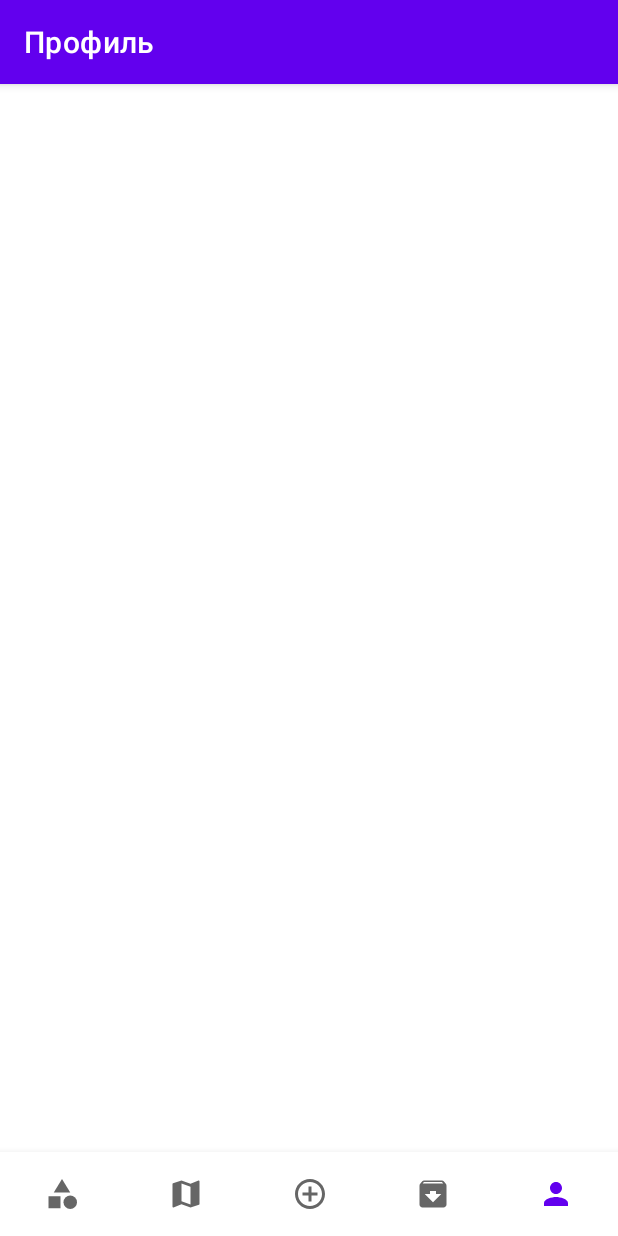
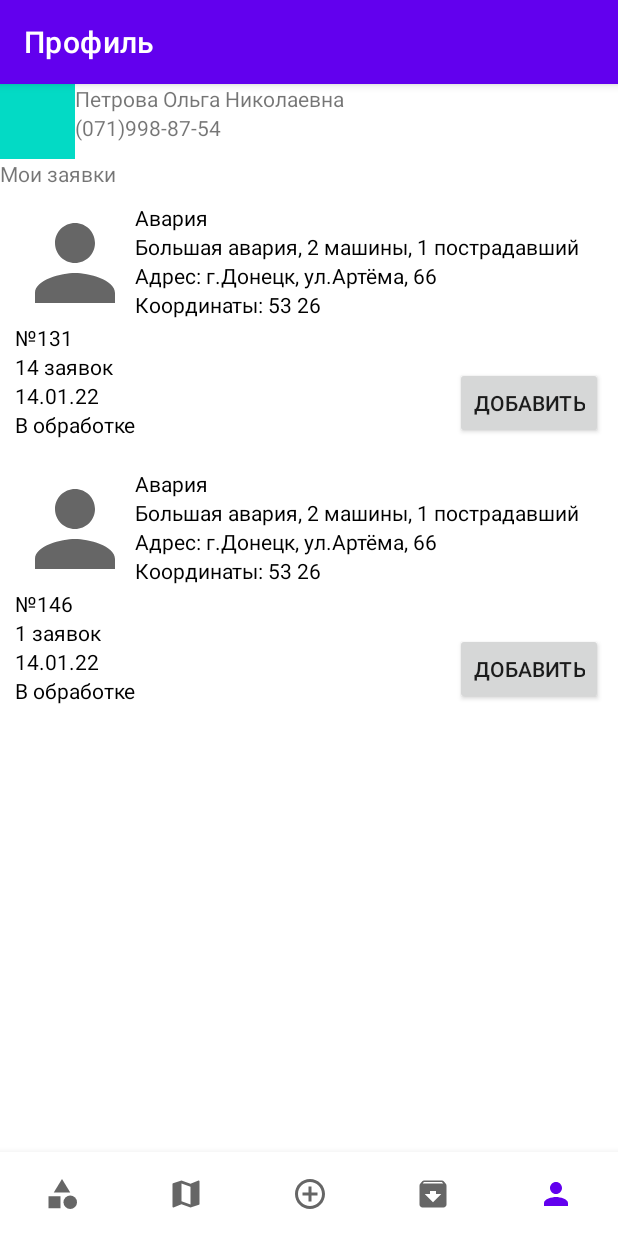
Before and after one commit to Zellka/PeoplesControl, an Android app: the ProfileFragment screen opened through its navigation route, on a phone screen of 412 x 824 dp. Run offline under Robolectric (Android 15) with nearby library versions, the phone set to English and light mode, and no system bars; our stand-ins replace navigation-ui.

Commit message:
Update ProfileFragment.kt

```diff
--- a/app/src/main/java/com/example/peoplesontrol/ui/view/main/ProfileFragment.kt
+++ b/app/src/main/java/com/example/peoplesontrol/ui/view/main/ProfileFragment.kt
@@ -5,14 +5,67 @@ import androidx.fragment.app.Fragment
 import android.view.LayoutInflater
 import android.view.View
 import android.view.ViewGroup
+import androidx.navigation.fragment.findNavController
+import androidx.recyclerview.widget.LinearLayoutManager
 import com.example.peoplesontrol.R
+import com.example.peoplesontrol.data.model.Appeal
+import com.example.peoplesontrol.databinding.FragmentProfileBinding
+import com.example.peoplesontrol.ui.adapter.AppealAdapter
 
 class ProfileFragment : Fragment() {
+
+    private var _binding: FragmentProfileBinding? = null
+    private val binding get() = _binding!!
+
+    private lateinit var adapter: AppealAdapter
 
     override fun onCreateView(
         inflater: LayoutInflater, container: ViewGroup?,
         savedInstanceState: Bundle?
-    ): View? {
-        return inflater.inflate(R.layout.fragment_profile, container, false)
+    ): View {
+        _binding = FragmentProfileBinding.inflate(inflater, container, false)
+        return binding.root
+    }
+
+    override fun onViewCreated(view: View, savedInstanceState: Bundle?) {
+        val list = listOf(
+            Appeal(
+                131,
+                "Петрова Ольга Николаевна",
+                "Авария",
+                "г.Донецк, ул.Артёма, 66",
+                "53",
+                "26",
+                "В обработке",
+                "",
+                "14.01.22",
+                "Большая авария, 2 машины, 1 пострадавший",
+                0,
+                14
+            ),
+            Appeal(
+                146,
+                "Петрова Ольга Николаевна",
+                "Авария",
+                "г.Донецк, ул.Артёма, 66",
+                "53",
+                "26",
+                "В обработке",
+                "",
+                "14.01.22",
+                "Большая авария, 2 машины, 1 пострадавший",
+                4,
+                1
+            )
+        )
+
+        binding.rvAppeals.layoutManager = LinearLayoutManager(this.requireContext())
+        adapter = AppealAdapter { appeal: Appeal -> showAppeal(appeal) }
+        adapter.setData(list)
+        binding.rvAppeals.adapter = adapter
+    }
+
+    private fun showAppeal(appeal: Appeal) {
+        findNavController().navigate(R.id.action_profileFragment_to_appealFragment)
     }
 }
--- a/app/src/main/res/layout/fragment_profile.xml
+++ b/app/src/main/res/layout/fragment_profile.xml
@@ -1,8 +1,50 @@
 <?xml version="1.0" encoding="utf-8"?>
-<FrameLayout xmlns:android="http://schemas.android.com/apk/res/android"
+<androidx.constraintlayout.widget.ConstraintLayout xmlns:android="http://schemas.android.com/apk/res/android"
+    xmlns:app="http://schemas.android.com/apk/res-auto"
     xmlns:tools="http://schemas.android.com/tools"
     android:layout_width="match_parent"
     android:layout_height="match_parent"
     tools:context=".ui.view.main.ProfileFragment">
 
-</FrameLayout>
+    <ImageView
+        android:id="@+id/user_photo"
+        android:layout_width="50dp"
+        android:layout_height="50dp"
+        android:src="@color/teal_200"
+        tools:ignore="MissingConstraints" />
+
+    <TextView
+        android:id="@+id/user_name"
+        android:layout_width="wrap_content"
+        android:layout_height="wrap_content"
+        android:text="Петрова Ольга Николаевна"
+        app:layout_constraintLeft_toRightOf="@+id/user_photo"
+        tools:ignore="MissingConstraints" />
+
+    <TextView
+        android:id="@+id/user_number"
+        android:layout_width="wrap_content"
+        android:layout_height="wrap_content"
+        android:text="(071)998-87-54"
+        app:layout_constraintLeft_toRightOf="@+id/user_photo"
+        app:layout_constraintTop_toBottomOf="@+id/user_name"
+        tools:ignore="MissingConstraints" />
+
+    <TextView
+        android:id="@+id/title_appeals"
+        android:layout_width="wrap_content"
+        android:layout_height="wrap_content"
+        android:text="@string/title_my_appeals"
+        app:layout_constraintTop_toBottomOf="@+id/user_photo"
+        tools:ignore="MissingConstraints" />
+
+    <androidx.recyclerview.widget.RecyclerView
+        android:id="@+id/rv_appeals"
+        android:layout_width="match_parent"
+        android:layout_height="wrap_content"
+        android:orientation="vertical"
+        app:layoutManager="androidx.recyclerview.widget.LinearLayoutManager"
+        app:layout_constraintTop_toBottomOf="@+id/title_appeals"
+        tools:listitem="@layout/item_appeal" />
+
+</androidx.constraintlayout.widget.ConstraintLayout>
--- a/app/src/main/res/navigation/mobile_navigation.xml
+++ b/app/src/main/res/navigation/mobile_navigation.xml
@@ -48,11 +48,19 @@
         android:id="@+id/navigation_archive"
         android:name="com.example.peoplesontrol.ui.view.main.ArchiveFragment"
         android:label="@string/title_archive"
-        tools:layout="@layout/fragment_archive" />
+        tools:layout="@layout/fragment_archive">
+        <action
+            android:id="@+id/action_archiveFragment_to_appealFragment"
+            app:destination="@id/navigation_appeal" />
+    </fragment>
 
     <fragment
         android:id="@+id/navigation_profile"
         android:name="com.example.peoplesontrol.ui.view.main.ProfileFragment"
         android:label="@string/title_profile"
-        tools:layout="@layout/fragment_profile" />
+        tools:layout="@layout/fragment_profile">
+        <action
+            android:id="@+id/action_profileFragment_to_appealFragment"
+            app:destination="@id/navigation_appeal" />
+    </fragment>
 </navigation>
--- a/app/src/main/res/values/strings.xml
+++ b/app/src/main/res/values/strings.xml
@@ -19,4 +19,5 @@
     <string name="tab_name">Название</string>
     <string name="tab_rating">Рейтинг</string>
     <string name="tab_date">Дата</string>
+    <string name="title_my_appeals">Мои заявки</string>
 </resources>
```
